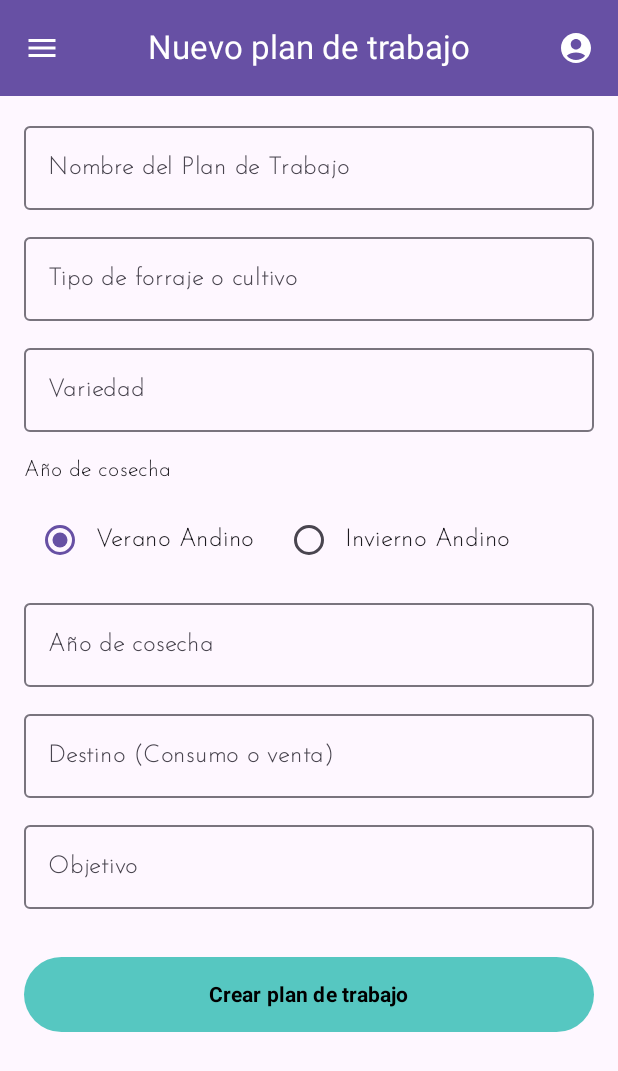
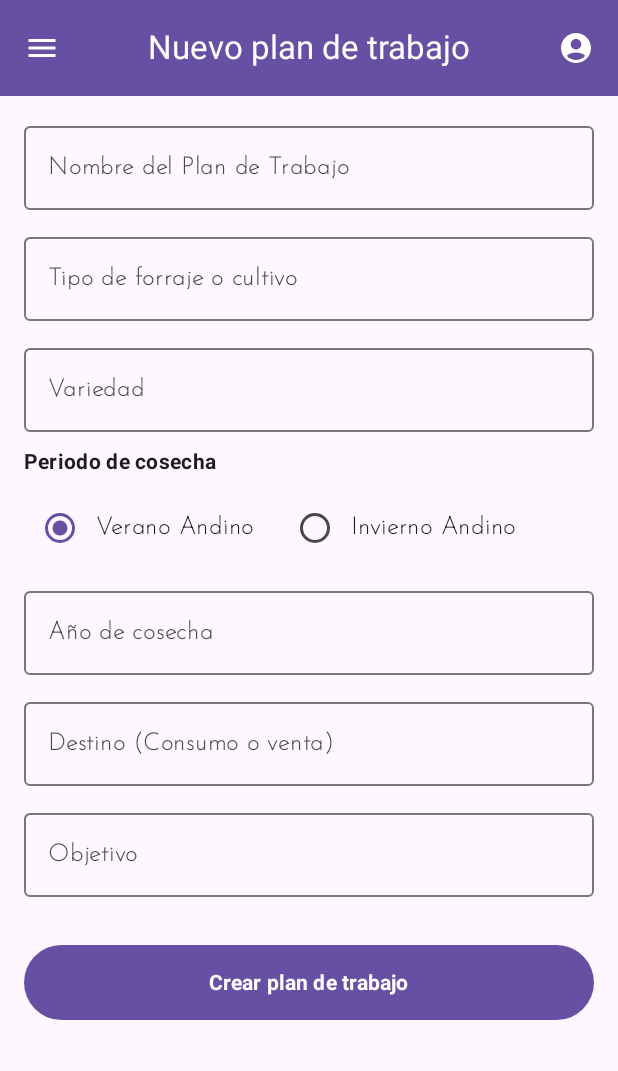
Before and after one commit to alainbru/JAKAWI-AGRO, an Android app built with Jetpack Compose: the composable NuevoPlanDeTrabajoScreen shown on its own in the app's theme, on a phone screen of 412 x 824 dp. Shown: the top 1071 px of the screen. Run offline under Robolectric (Android 15) with nearby library versions, the phone set to English and light mode, and no system bars.

Commit message:
añadi el tema a kt.Plan de trabajo_nuevoplan

```diff
--- a/app/src/main/java/com/alpha/jakawiagro/screens/PlanDeTrabajo_nuevoPlan.kt
+++ b/app/src/main/java/com/alpha/jakawiagro/screens/PlanDeTrabajo_nuevoPlan.kt
@@ -1,5 +1,6 @@
 package com.alpha.jakawiagro.screens
 
+import android.content.res.Configuration
 import androidx.compose.foundation.layout.*
 import androidx.compose.material3.*
 import androidx.compose.runtime.*
@@ -10,6 +11,7 @@ import androidx.compose.ui.text.font.FontWeight
 import androidx.compose.ui.tooling.preview.Preview
 import androidx.compose.ui.unit.dp
 import androidx.compose.ui.unit.sp
+import com.alpha.jakawiagro.ui.theme.JakawiAgroTheme
 
 @OptIn(ExperimentalMaterial3Api::class)
 @Composable
@@ -18,6 +20,8 @@ fun NuevoPlanDeTrabajoScreen(
     onProfileClick: () -> Unit = {},
     onConfirmClick: () -> Unit = {}
 ) {
+    val colorScheme = MaterialTheme.colorScheme
+
     var nombre by remember { mutableStateOf("") }
     var tipo by remember { mutableStateOf("") }
     var variedad by remember { mutableStateOf("") }
@@ -27,6 +31,7 @@ fun NuevoPlanDeTrabajoScreen(
     var objetivo by remember { mutableStateOf("") }
 
     Scaffold(
+        containerColor = colorScheme.background,
         topBar = {
             MainTopAppBar(
                 title = "Nuevo plan de trabajo",
@@ -35,6 +40,7 @@ fun NuevoPlanDeTrabajoScreen(
             )
         }
     ) { padding ->
+
         Column(
             modifier = Modifier
                 .fillMaxSize()
@@ -42,67 +48,108 @@ fun NuevoPlanDeTrabajoScreen(
                 .padding(horizontal = 16.dp, vertical = 12.dp),
             verticalArrangement = Arrangement.spacedBy(10.dp)
         ) {
+
             OutlinedTextField(
                 value = nombre,
                 onValueChange = { nombre = it },
                 label = { Text("Nombre del Plan de Trabajo") },
-                modifier = Modifier.fillMaxWidth()
+                modifier = Modifier.fillMaxWidth(),
+                colors = OutlinedTextFieldDefaults.colors(
+                    focusedBorderColor = colorScheme.primary,
+                    focusedLabelColor = colorScheme.primary,
+                    cursorColor = colorScheme.primary
+                )
             )
 
             OutlinedTextField(
                 value = tipo,
                 onValueChange = { tipo = it },
                 label = { Text("Tipo de forraje o cultivo") },
-                modifier = Modifier.fillMaxWidth()
+                modifier = Modifier.fillMaxWidth(),
+                colors = OutlinedTextFieldDefaults.colors(
+                    focusedBorderColor = colorScheme.primary,
+                    focusedLabelColor = colorScheme.primary
+                )
             )
 
             OutlinedTextField(
                 value = variedad,
                 onValueChange = { variedad = it },
                 label = { Text("Variedad") },
-                modifier = Modifier.fillMaxWidth()
+                modifier = Modifier.fillMaxWidth(),
+                colors = OutlinedTextFieldDefaults.colors(
+                    focusedBorderColor = colorScheme.primary,
+                    focusedLabelColor = colorScheme.primary
+                )
             )
 
             Text(
-                text = "Año de cosecha",
+                text = "Periodo de cosecha",
+                style = MaterialTheme.typography.bodyMedium,
                 fontWeight = FontWeight.Bold,
-                fontSize = 14.sp,
-                modifier = Modifier.padding(top = 4.dp)
+                color = colorScheme.onSurface
             )
 
             Row(verticalAlignment = Alignment.CenterVertically) {
+
                 RadioButton(
                     selected = periodo == "Verano Andino",
-                    onClick = { periodo = "Verano Andino" }
+                    onClick = { periodo = "Verano Andino" },
+                    colors = RadioButtonDefaults.colors(
+                        selectedColor = colorScheme.primary
+                    )
                 )
-                Text("Verano Andino")
-                Spacer(modifier = Modifier.width(12.dp))
+                Text(
+                    text = "Verano Andino",
+                    color = colorScheme.onSurface
+                )
+
+                Spacer(modifier = Modifier.width(16.dp))
+
                 RadioButton(
                     selected = periodo == "Invierno Andino",
-                    onClick = { periodo = "Invierno Andino" }
+                    onClick = { periodo = "Invierno Andino" },
+                    colors = RadioButtonDefaults.colors(
+                        selectedColor = colorScheme.primary
+                    )
                 )
-                Text("Invierno Andino")
+                Text(
+                    text = "Invierno Andino",
+                    color = colorScheme.onSurface
+                )
             }
 
             OutlinedTextField(
                 value = anioCosecha,
                 onValueChange = { anioCosecha = it },
                 label = { Text("Año de cosecha") },
-                modifier = Modifier.fillMaxWidth()
+                modifier = Modifier.fillMaxWidth(),
+                colors = OutlinedTextFieldDefaults.colors(
+                    focusedBorderColor = colorScheme.primary,
+                    focusedLabelColor = colorScheme.primary
+                )
             )
 
             OutlinedTextField(
                 value = destino,
                 onValueChange = { destino = it },
                 label = { Text("Destino (Consumo o venta)") },
-                modifier = Modifier.fillMaxWidth()
+                modifier = Modifier.fillMaxWidth(),
+                colors = OutlinedTextFieldDefaults.colors(
+                    focusedBorderColor = colorScheme.primary,
+                    focusedLabelColor = colorScheme.primary
+                )
             )
 
             OutlinedTextField(
                 value = objetivo,
                 onValueChange = { objetivo = it },
                 label = { Text("Objetivo") },
-                modifier = Modifier.fillMaxWidth()
+                modifier = Modifier.fillMaxWidth(),
+                colors = OutlinedTextFieldDefaults.colors(
+                    focusedBorderColor = colorScheme.primary,
+                    focusedLabelColor = colorScheme.primary
+                )
             )
 
             Spacer(modifier = Modifier.height(12.dp))
@@ -112,16 +159,25 @@ fun NuevoPlanDeTrabajoScreen(
                 modifier = Modifier
                     .fillMaxWidth()
                     .height(50.dp),
-                colors = ButtonDefaults.buttonColors(containerColor = Color(0xFF56C7C1))
+                colors = ButtonDefaults.buttonColors(
+                    containerColor = colorScheme.primary,
+                    contentColor = colorScheme.onPrimary
+                )
             ) {
-                Text("Crear plan de trabajo", fontWeight = FontWeight.Bold, color = Color.Black)
+                Text(
+                    text = "Crear plan de trabajo",
+                    fontWeight = FontWeight.Bold
+                )
             }
         }
     }
 }
 
-@Preview(showBackground = true, showSystemUi = true)
+
+@Preview(uiMode = Configuration.UI_MODE_NIGHT_YES, showBackground = true)
 @Composable
-fun PreviewNuevoPlanDeTrabajoScreen() {
-    NuevoPlanDeTrabajoScreen()
+fun PreviewNuevoPlan() {
+    JakawiAgroTheme {
+        NuevoPlanDeTrabajoScreen()
+    }
 }
```
